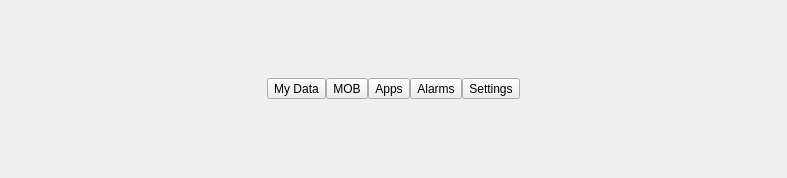
Above: ui/bottombar/BottomBar.ui from OpenFairWind/FairWindSK before the change. Below: the same form after it.
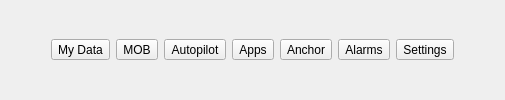
That is the form after the change. Icons and pictures are not drawn.

Commit message: New autopilot and anchor icons

The edit to the form file:
```diff
--- a/ui/bottombar/BottomBar.ui
+++ b/ui/bottombar/BottomBar.ui
@@ -2,34 +2,10 @@
 <ui version="4.0">
  <class>BottomBar</class>
  <widget class="QWidget" name="BottomBar">
-  <property name="geometry">
-   <rect>
-    <x>0</x>
-    <y>0</y>
-    <width>787</width>
-    <height>178</height>
-   </rect>
-  </property>
-  <property name="windowTitle">
-   <string>Form</string>
-  </property>
+  
   <layout class="QGridLayout" name="gridLayout">
-   <property name="leftMargin">
-    <number>0</number>
-   </property>
-   <property name="topMargin">
-    <number>0</number>
-   </property>
-   <property name="rightMargin">
-    <number>0</number>
-   </property>
-   <property name="bottomMargin">
-    <number>0</number>
-   </property>
-   <property name="spacing">
-    <number>0</number>
-   </property>
-   <item row="2" column="0">
+   
+   <item row="3" column="0">
     <layout class="QHBoxLayout" name="horizontalLayoutButtons">
      <item>
       <spacer name="horizontalSpacer">
@@ -84,6 +60,26 @@
        </property>
       </widget>
      </item>
+     <item>
+      <widget class="QToolButton" name="toolButton_Autopilot">
+       <property name="text">
+        <string>Autopilot</string>
+       </property>
+       <property name="icon">
+        <iconset resource="../../resources.qrc">
+         <normaloff>:/resources/images/bottombar/imagebutton_autopilot.png</normaloff>:/resources/images/bottombar/imagebutton_autopilot.png</iconset>
+       </property>
+       <property name="iconSize">
+        <size>
+         <width>32</width>
+         <height>32</height>
+        </size>
+       </property>
+       <property name="toolButtonStyle">
+        <enum>Qt::ToolButtonStyle::ToolButtonTextUnderIcon</enum>
+       </property>
+      </widget>
+     </item>
      <item>
       <widget class="QToolButton" name="toolButton_Apps">
        <property name="text">
@@ -104,6 +100,26 @@
        </property>
       </widget>
      </item>
+     <item>
+      <widget class="QToolButton" name="toolButton_Anchor">
+       <property name="text">
+        <string>Anchor</string>
+       </property>
+       <property name="icon">
+        <iconset resource="../../resources.qrc">
+         <normaloff>:/resources/images/bottombar/imagebutton_anchor.png</normaloff>:/resources/images/bottombar/imagebutton_anchor.png</iconset>
+       </property>
+       <property name="iconSize">
+        <size>
+         <width>32</width>
+         <height>32</height>
+        </size>
+       </property>
+       <property name="toolButtonStyle">
+        <enum>Qt::ToolButtonStyle::ToolButtonTextUnderIcon</enum>
+       </property>
+      </widget>
+     </item>
      <item>
       <widget class="QToolButton" name="toolButton_Alarms">
        <property name="text">
```
The commit also changes 2 other files.
